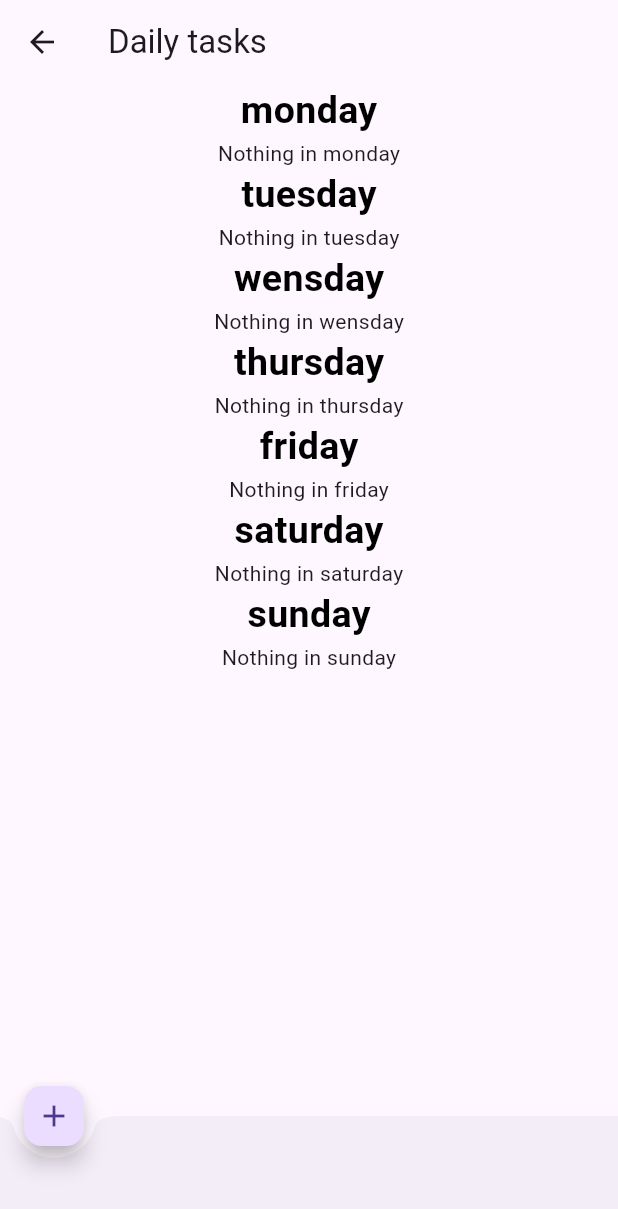
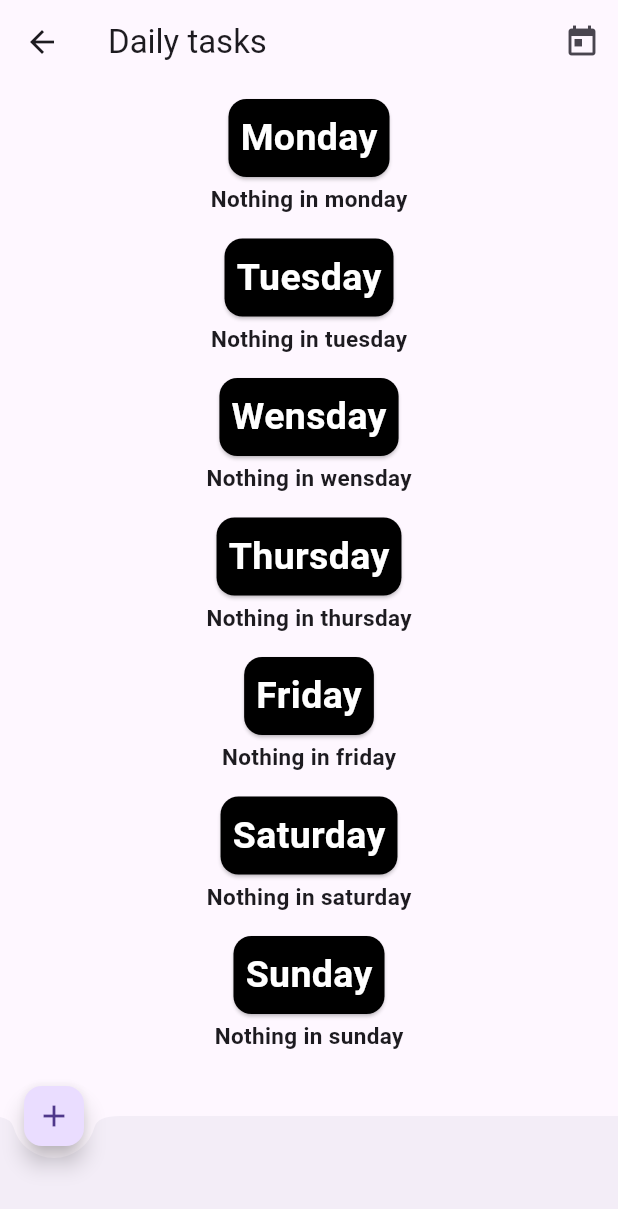
Before and after one commit to Sakai12404/To-Do-List, a Flutter app: the screen it shows after launch, after a tap on the "next plan" icon, on a phone screen of 412 x 824 dp. Shown: the top 1209 px of the screen. Run offline on Flutter 3.47's test engine with Material 3 defaults, Android fonts, the phone set to English and light mode, and no system bars; missing offline and left inert: day_picker.

Commit message:
Added some updates to the recurring task page to finish it and took off SafeArea

```diff
--- a/lib/main.dart
+++ b/lib/main.dart
@@ -11,9 +11,7 @@ class MainApp extends StatelessWidget {
   @override
   Widget build(BuildContext context) {
     return const MaterialApp(
-      home: SafeArea(
-        child: SingleOcurringCheckList(),
-      ),
+      home:  SingleOcurringCheckList(),
     );
   }
 }
--- a/lib/screen/recurringtasklist.dart
+++ b/lib/screen/recurringtasklist.dart
@@ -9,7 +9,7 @@ class RecurringTaskList extends StatefulWidget {
   State<RecurringTaskList> createState() => _RecuringTaskList();
 }
 
-class _RecuringTaskList extends State<RecurringTaskList> {
+class _RecuringTaskList extends State<RecurringTaskList> with RouteAware {
   List<Task> tasks = [];
   Map<String, List<Task>> sortedTasksbyDay = {
     "monday": [],
@@ -29,29 +29,99 @@ class _RecuringTaskList extends State<RecurringTaskList> {
     "saturday",
     "sunday",
   ];
+  bool viewingToday = false;
+
   @override
   void initState() {
     super.initState();
+    print("here in the second page");
     loadTasks();
+  }
+
+  @override
+  void didChangeDependencies() {
+    super.didChangeDependencies();
+    //RouteObserver.subscribe(this, ModalRoute.of(context));
+  }
+
+  @override
+  void dispose() {
+    super.dispose();
+  }
+
+  @override
+  void didPop() {
+    super.didPop();
+    saveTasks();
   }
 
   @override
   Widget build(BuildContext context) {
     return Scaffold(
-      appBar: AppBar(title: Text("Daily tasks")),
-      body: Column(
-        mainAxisAlignment: MainAxisAlignment.start,
+      appBar: AppBar(
+        title: Text("Daily tasks"),
+        actions: [
+          IconButton(
+            icon: Icon(Icons.today),
+            onPressed: () {
+              setState(() => viewingToday = !viewingToday);
+            },
+            tooltip: "View todays tasks and opposite",
+          ),
+        ],
+      ),
+      body: Center(
+        child: Column(
           children: [
-          Expanded(
+            viewingToday
+                ? _dailyBuilder(indexToDay[DateTime.now().weekday - 1])
+                : Expanded(
                     child: ListView.builder(
                       itemCount: 7,
                       itemBuilder: (context, index) {
                         final day = indexToDay[index];
-                return Column(
+                        return _dailyBuilder(day);
+                      },
+                    ),
+                  ),
+          ],
+        ),
+      ),
+      floatingActionButton: FloatingActionButton.small(
+        child: Icon(Icons.add),
+        onPressed: () async =>
+            await _showTaskCreationScreen(context, true, null),
+      ),
+      floatingActionButtonLocation:
+          FloatingActionButtonLocation.miniStartDocked,
+      bottomNavigationBar: BottomAppBar(
+        shape: const CircularNotchedRectangle(),
+      ),
+    );
+  }
+
+  Widget _dailyBuilder(String day) {
+    return Padding(
+      padding: EdgeInsetsGeometry.all(6),
+      child: Column(
         children: [
-                    Text(day,style: TextStyle(fontSize: 25.0, color: Colors.black,fontWeight: FontWeight.bold)),
+          Card(
+            color: Colors.black,
+            child: Padding(
+              padding: EdgeInsetsGeometry.all(8),
+              child: Text(
+                "${day[0].toUpperCase()}${day.substring(1, day.length)}",
+                style: TextStyle(
+                  fontSize: 25.0,
+                  color: Colors.white,
+                  fontWeight: FontWeight.bold,
+                ),
+              ),
+            ),
+          ),
           sortedTasksbyDay[day]!.isNotEmpty
               ? ListView.builder(
+                  physics: NeverScrollableScrollPhysics(),
                   shrinkWrap: true,
                   itemCount: sortedTasksbyDay[day]!.length,
                   itemBuilder: (context, a) {
@@ -59,22 +129,11 @@ class _RecuringTaskList extends State<RecurringTaskList> {
                     return _createCard(task, a);
                   },
                 )
-                        : Text("Nothing in $day"),
-                  ],
-                );
-              },
-            ),
+              : Text(
+                  "Nothing in $day",
+                  style: TextStyle(fontWeight: FontWeight.bold, fontSize: 15),
                 ),
         ],
-      ),
-      floatingActionButton: FloatingActionButton.small(
-        child: Icon(Icons.add),
-        onPressed: () async =>
-            await _showTaskCreationScreen(context, true, null),
-      ),
-      floatingActionButtonLocation: FloatingActionButtonLocation.miniStartDocked,
-      bottomNavigationBar: BottomAppBar(
-        shape: const CircularNotchedRectangle(),
       ),
     );
   }
@@ -131,6 +190,8 @@ class _RecuringTaskList extends State<RecurringTaskList> {
                 days: days,
                 onSelect: (days) => print(days),
                 backgroundColor: Colors.black87,
+                fontSize: 10.25,
+                fontWeight: FontWeight.bold,
                 boxDecoration: BoxDecoration(
                   color: Colors.black,
                   border: BoxBorder.all(width: 8.0),
@@ -169,7 +230,14 @@ class _RecuringTaskList extends State<RecurringTaskList> {
             child: Text("submit"),
             onPressed: () {
               final input = controller.text.trim();
-              if (input.isNotEmpty) {
+              bool isValid = false;
+              for (var i in days) {
+                if (i.isSelected) {
+                  isValid = true;
+                  break;
+                }
+              }
+              if (input.isNotEmpty && isValid) {
                 if (isAdd) {
                   setState(() {
                     tasks.add(
@@ -229,7 +297,7 @@ class _RecuringTaskList extends State<RecurringTaskList> {
             task.dueWhen == null
                 ? Text("")
                 : SelectableText(
-                    "Due: ${task.dueWhen!.hour}",
+                    "Due: ${task.dueWhen!.hourOfPeriod}:${task.dueWhen!.minute} ${task.dueWhen!.period.toString().substring(10,12)}",
                     style: TextStyle(
                       color: Colors.white,
                       decoration: task.isDone
--- a/lib/services/task_storage.dart
+++ b/lib/services/task_storage.dart
@@ -20,7 +20,7 @@ Future<List<Task>> readTasks(String fileName) async {
     final contents = await file.readAsString();
     final List<dynamic> decoded = jsonDecode(contents);
     List<Task> loadedData = [];
-    if (fileName == 'single_occurence_list.json') {
+    if (fileName == 'single_occurence_list') {
       for (var i in decoded) {
         i as Map<String, dynamic>;
         loadedData.add(
```
Also changed, not shown: lib/screen/singleocurringtasklist.dart (+6 -7 lines). Lines whose indentation alone changed are shown as unchanged.
